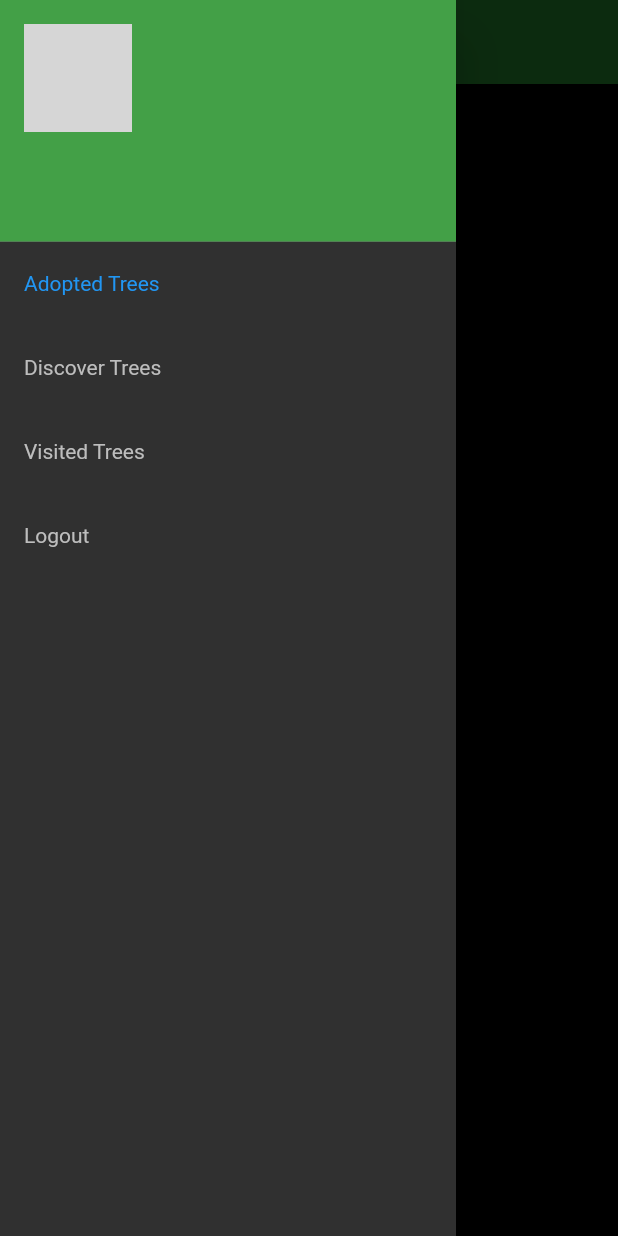
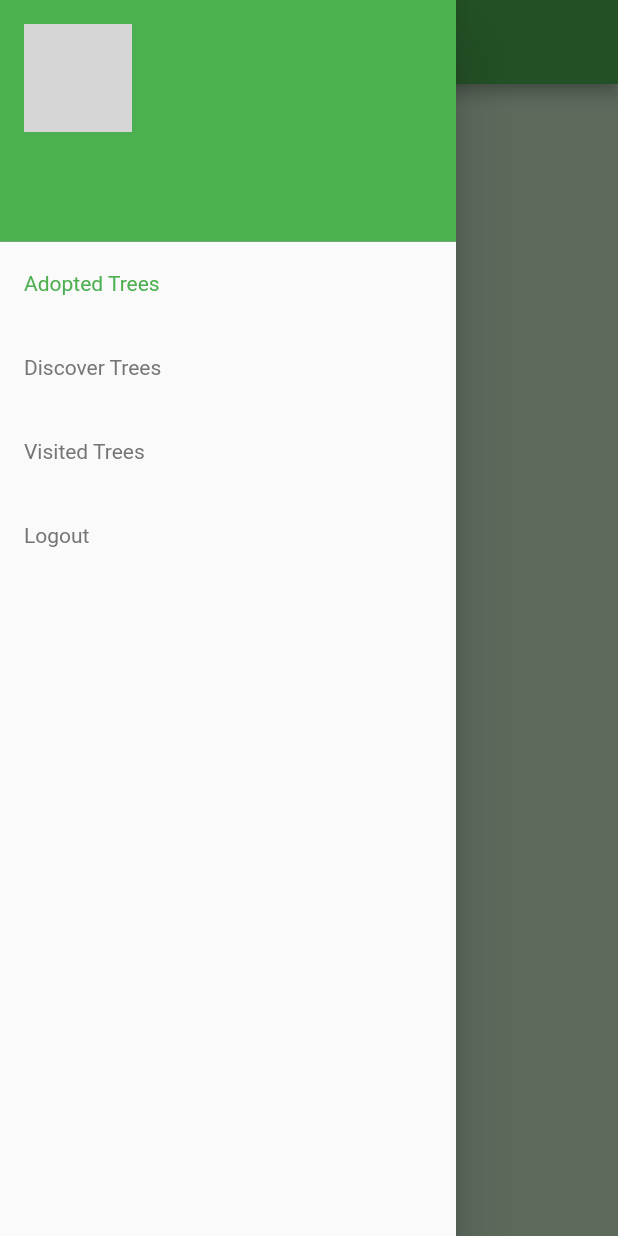
Before and after one commit to EugeneTeu/trees-secure, a Flutter app: the screen it shows once a user with an empty profile is signed in, with the side drawer open, on a phone screen of 412 x 824 dp. Run offline on Flutter 3.47's test engine with Material 2 defaults, Android fonts, the light colour scheme and no system bars; our stand-ins replace cloud_firestore, firebase_auth, flutter_spinkit; missing offline and left inert: stripe_payment; accounts and stored records are empty; generated files the repository leaves out were written again; network calls fail; project files that could hold a hidden picture were left out; grey boxes are pictures that could not be loaded.

Commit message:
Use light theme

```diff
--- a/lib/main.dart
+++ b/lib/main.dart
@@ -18,7 +18,7 @@ class MyApp extends StatelessWidget {
       ],
       child: MaterialApp(
         debugShowCheckedModeBanner: false,
-        theme: buildDarkTheme(),
+        theme: buildLightTheme(),
         home: AuthWrapper(),
       ),
     );
```
